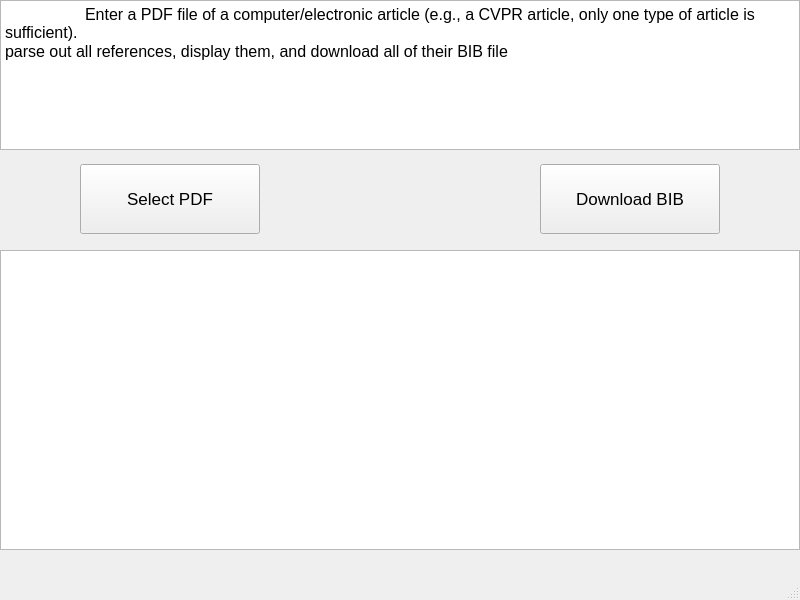
Above: GUI/interface.ui from ybbwcwaps/PDF2Bib before the change. Below: the same form after it.
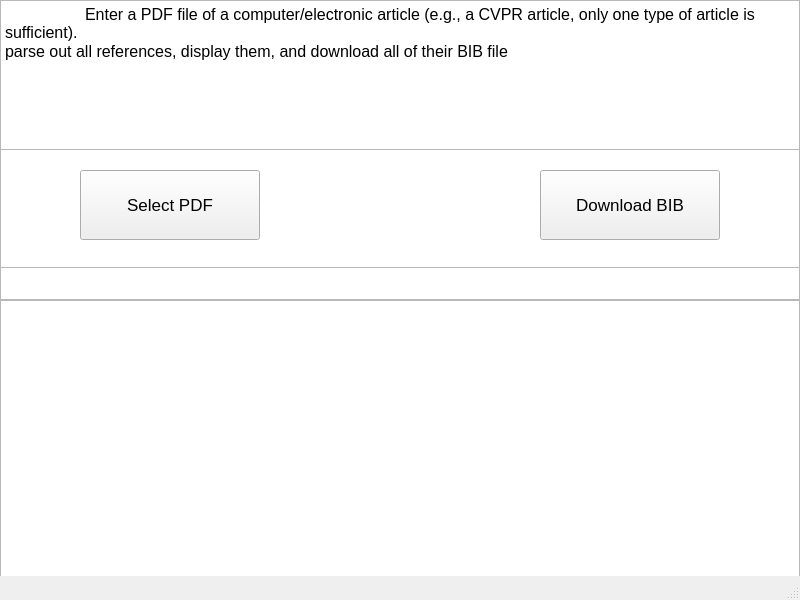
That is the form after the change. Icons and pictures are not drawn.

```diff
--- a/GUI/interface.ui
+++ b/GUI/interface.ui
@@ -10,6 +10,11 @@
     <height>600</height>
    </rect>
   </property>
+  <property name="font">
+   <font>
+    <pointsize>12</pointsize>
+   </font>
+  </property>
   <property name="windowTitle">
    <string>MainWindow</string>
   </property>
@@ -18,7 +23,7 @@
     <property name="geometry">
      <rect>
       <x>80</x>
-      <y>164</y>
+      <y>170</y>
       <width>180</width>
       <height>70</height>
      </rect>
@@ -28,6 +33,9 @@
       <pointsize>13</pointsize>
      </font>
     </property>
+    <property name="styleSheet">
+     <string notr="true">background-color: rgba(255, 255, 255, .7)</string>
+    </property>
     <property name="text">
      <string>Select PDF</string>
     </property>
@@ -54,17 +62,20 @@
     <property name="geometry">
      <rect>
       <x>0</x>
-      <y>250</y>
+      <y>300</y>
       <width>800</width>
       <height>300</height>
      </rect>
     </property>
+    <property name="styleSheet">
+     <string notr="true">background-color: rgba(255, 255, 255, .7)</string>
+    </property>
    </widget>
    <widget class="QPushButton" name="DownloadBIB">
     <property name="geometry">
      <rect>
       <x>540</x>
-      <y>164</y>
+      <y>170</y>
       <width>180</width>
       <height>70</height>
      </rect>
@@ -74,20 +85,52 @@
       <pointsize>13</pointsize>
      </font>
     </property>
+    <property name="styleSheet">
+     <string notr="true">background-color: rgba(255, 255, 255, .7)</string>
+    </property>
     <property name="text">
      <string>Download BIB</string>
     </property>
    </widget>
-  </widget>
-  <widget class="QMenuBar" name="menubar">
-   <property name="geometry">
-    <rect>
-     <x>0</x>
-     <y>0</y>
-     <width>800</width>
-     <height>26</height>
-    </rect>
-   </property>
+   <widget class="QListView" name="listView">
+    <property name="geometry">
+     <rect>
+      <x>0</x>
+      <y>0</y>
+      <width>800</width>
+      <height>600</height>
+     </rect>
+    </property>
+    <property name="styleSheet">
+     <string notr="true">background-image:url(:/background.jpg)url(:/background.jpg)</string>
+    </property>
+   </widget>
+   <widget class="QTextBrowser" name="Doing">
+    <property name="geometry">
+     <rect>
+      <x>0</x>
+      <y>267</y>
+      <width>800</width>
+      <height>33</height>
+     </rect>
+    </property>
+    <property name="font">
+     <font>
+      <pointsize>12</pointsize>
+      <weight>75</weight>
+      <bold>true</bold>
+     </font>
+    </property>
+    <property name="styleSheet">
+     <string notr="true">background-color: rgba(255, 255, 255, .7)</string>
+    </property>
+   </widget>
+   <zorder>listView</zorder>
+   <zorder>OpenPDFFile</zorder>
+   <zorder>Profile</zorder>
+   <zorder>OutPrint</zorder>
+   <zorder>DownloadBIB</zorder>
+   <zorder>Doing</zorder>
   </widget>
   <widget class="QStatusBar" name="statusbar"/>
  </widget>
```
Left out of the diff: 13 changed lines with no effect on the pictures.
